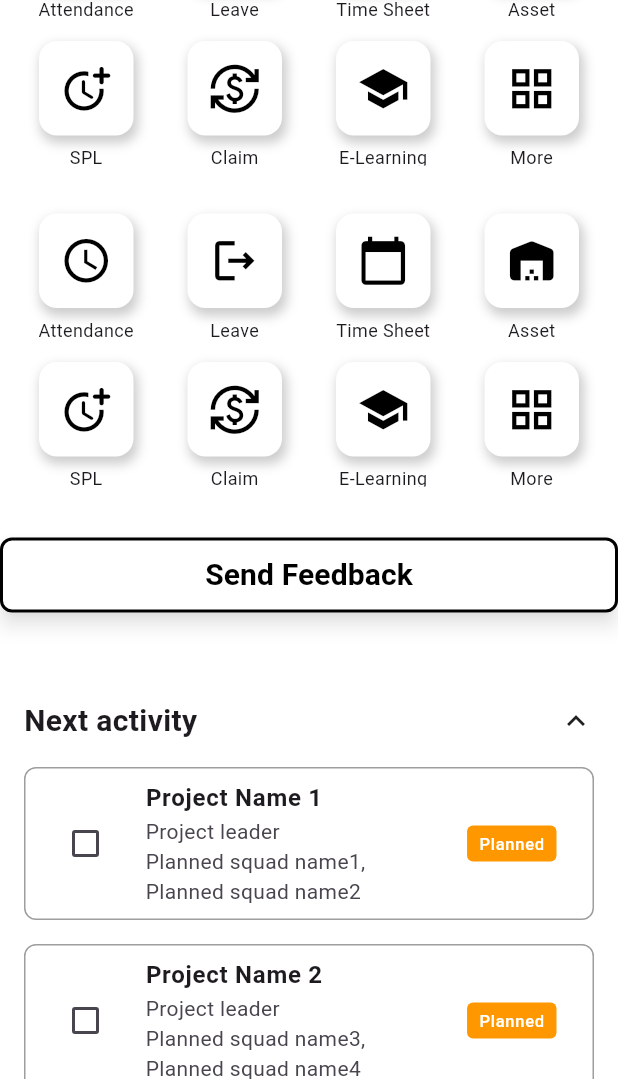
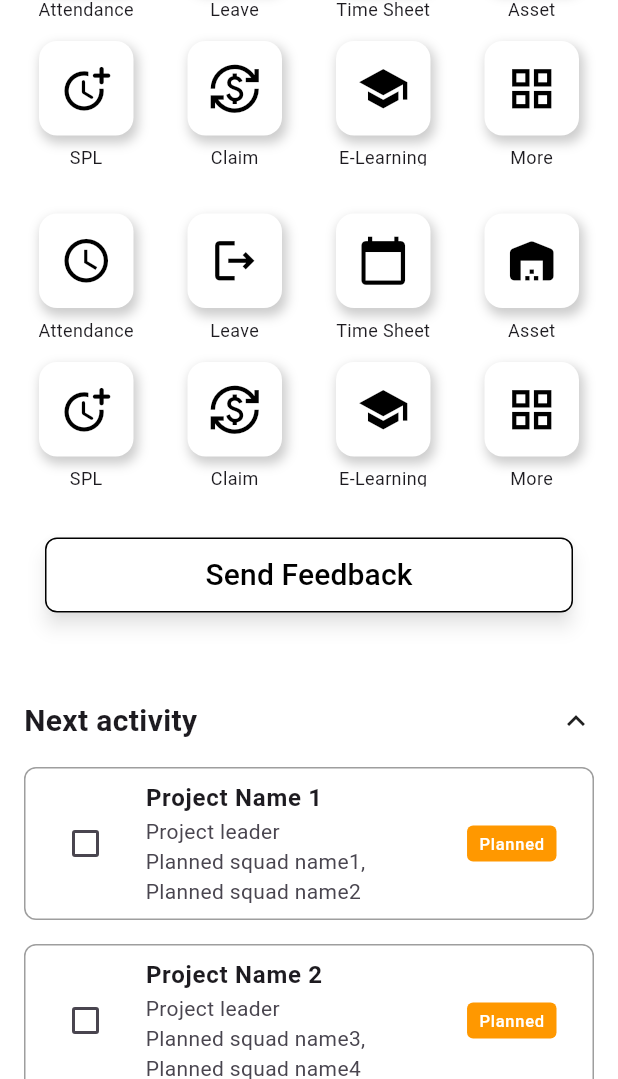
Before and after one commit to anca234/flutter_hris_app, a Flutter app: the HomePage screen opened directly, scrolled down 576 dp, on a phone screen of 412 x 824 dp, the part 157-1236 px from its top. Run offline on Flutter 3.47's test engine with Material 3 defaults, Android fonts, the phone set to English and light mode, and no system bars; our stand-ins replace device_info_plus, geocoding, geolocator, shared_preferences; accounts and stored records are empty.

Commit message:
update feedback button style

```diff
--- a/lib/screens/home_page.dart
+++ b/lib/screens/home_page.dart
@@ -640,7 +640,8 @@ class _HomePageState extends State<HomePage> {
 // ElevatedButton yang ada di tengah layar
             Center(
               child: Padding(
-                padding: const EdgeInsets.symmetric(vertical: 18.0),
+                padding: const EdgeInsets.symmetric(
+                    vertical: 18.0, horizontal: 30.0),
                 child: ElevatedButton(
                   style: ElevatedButton.styleFrom(
                     backgroundColor: const Color.fromARGB(255, 255, 255, 255),
@@ -650,7 +651,7 @@ class _HomePageState extends State<HomePage> {
                       side: const BorderSide(
                         // Add outer border
                         color: Colors.black, // Border color
-                        width: 2, // Border width
+                        width: 1, // Border width
                       ),
                     ),
                     elevation: 5, // Shadow for depth effect
@@ -667,7 +668,7 @@ class _HomePageState extends State<HomePage> {
                     style: TextStyle(
                       color: Color.fromARGB(255, 0, 0, 0),
                       fontSize: 20,
-                      fontWeight: FontWeight.bold,
+                      // fontWeight: FontWeight.bold,
                     ),
                   ),
                 ),
```
